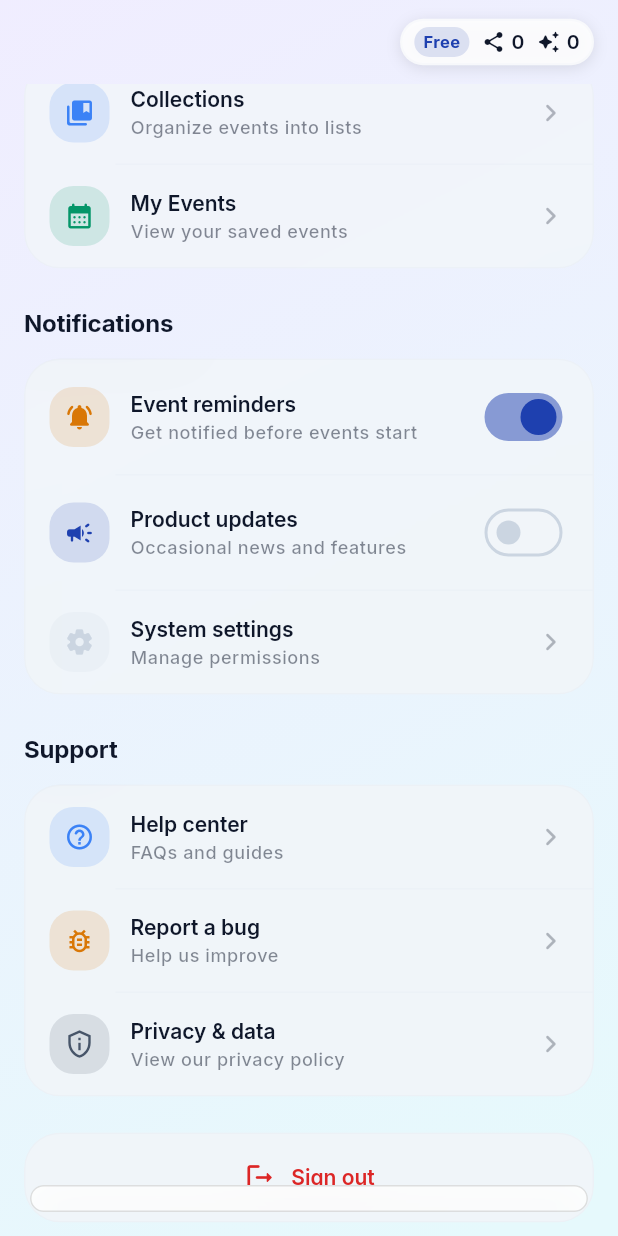
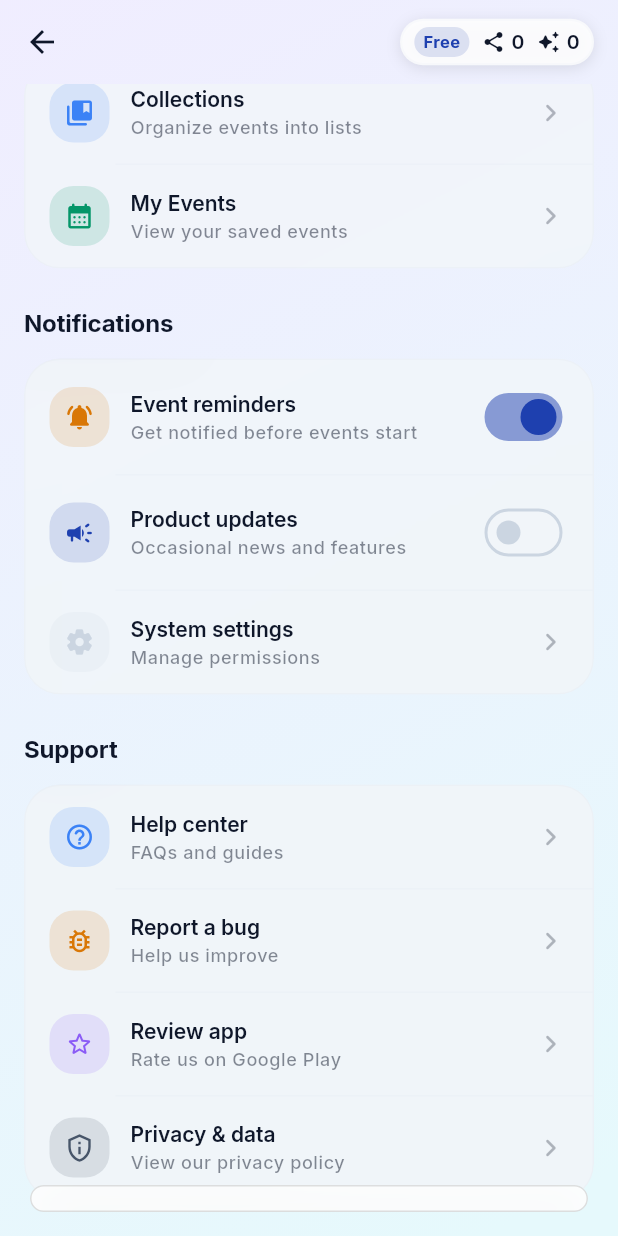
Before and after one commit to louisbrent1992/flutter-events-app, a Flutter app: the SettingsScreen screen opened by its route, scrolled down 576 dp, on a phone screen of 412 x 824 dp. Run offline on Flutter 3.47's test engine with Material 3 defaults, Android fonts, the phone set to English and light mode, and no system bars; drawn by our look-alikes of showcaseview; our stand-ins replace cached_network_image, cloud_firestore, connectivity_plus, device_info_plus, file_picker, firebase_auth and 18 more; missing offline and left inert: firebase_app_check, flutter_facebook_auth, share_handler; accounts and stored records are empty; network calls fail.

Commit message:
Fix navigation back buttons, timezone display, and add app review link

```diff
--- a/client/lib/components/nav_drawer.dart
+++ b/client/lib/components/nav_drawer.dart
@@ -180,7 +180,11 @@ class NavDrawer extends StatelessWidget {
     final currentRoute = ModalRoute.of(context)?.settings.name ?? '';
     if (currentRoute != route) {
       HapticFeedback.selectionClick();
-      Navigator.pushReplacementNamed(context, route);
+      if (route == '/home') {
+        Navigator.pushNamedAndRemoveUntil(context, '/home', (route) => false);
+      } else {
+        Navigator.pushNamed(context, route);
+      }
     }
   }
 
--- a/client/lib/screens/discover_events_screen.dart
+++ b/client/lib/screens/discover_events_screen.dart
@@ -156,11 +156,7 @@ class _DiscoverEventsScreenState extends State<DiscoverEventsScreen>
       appBar: CustomAppBar(
         title: '',
         centerTitle: false,
-        automaticallyImplyLeading: false,
-        leading: IconButton(
-          icon: const Icon(Icons.arrow_back_rounded),
-          onPressed: () => Navigator.pop(context),
-        ),
+        automaticallyImplyLeading: true,
         actions: [
           // View toggle would go here
           IconButton(
--- a/client/lib/screens/settings_screen.dart
+++ b/client/lib/screens/settings_screen.dart
@@ -180,7 +180,7 @@ class _SettingsScreenState extends State<SettingsScreen>
       appBar: CustomAppBar(
         title: '',
         centerTitle: false,
-        automaticallyImplyLeading: false,
+        automaticallyImplyLeading: true,
       ),
       body: FadeTransition(
         opacity: _fadeAnim,
@@ -363,6 +363,22 @@ class _SettingsScreenState extends State<SettingsScreen>
                   title: 'Report a bug',
                   subtitle: 'Help us improve',
                   onTap: () => _contactSupport(context, subject: 'Bug Report'),
+                ),
+                _SettingsItem(
+                  icon: Icons.star_outline_rounded,
+                  iconColor: AppPalette.accentPurple,
+                  title: 'Review app',
+                  subtitle:
+                      Platform.isIOS
+                          ? 'Rate us on the App Store'
+                          : 'Rate us on Google Play',
+                  onTap: () {
+                    // Placeholder for store review integration
+                    SnackBarHelper.showInfo(
+                      context,
+                      'Store review coming soon!',
+                    );
+                  },
                 ),
                 _SettingsItem(
                   icon: Icons.privacy_tip_outlined,
--- a/client/lib/theme/theme.dart
+++ b/client/lib/theme/theme.dart
@@ -14,6 +14,7 @@ class AppPalette {
   static const Color emerald = Color(0xFF059669); // Success green
   static const Color amber = Color(0xFFD97706); // Warm accent
   static const Color warmGray = Color(0xFF78716C); // Neutral warm
+  static const Color accentPurple = Color(0xFF8B5CF6); // Purple accent
 
   // Dark Mode - Refined, Professional
   static const Color darkBg = Color(0xFF0F172A); // Slate-900
```
Also changed, not shown: client/lib/screens/ai_planner_screen.dart (+64 -18 lines), client/lib/screens/event_detail_screen.dart (+5 -29 lines), 2 other files.
